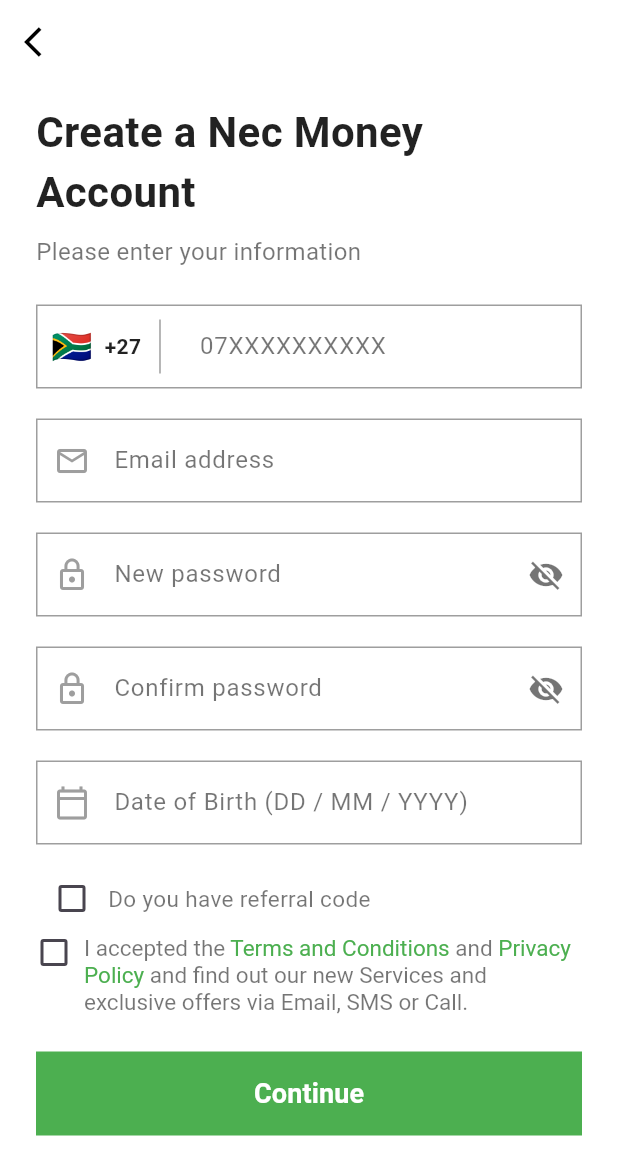
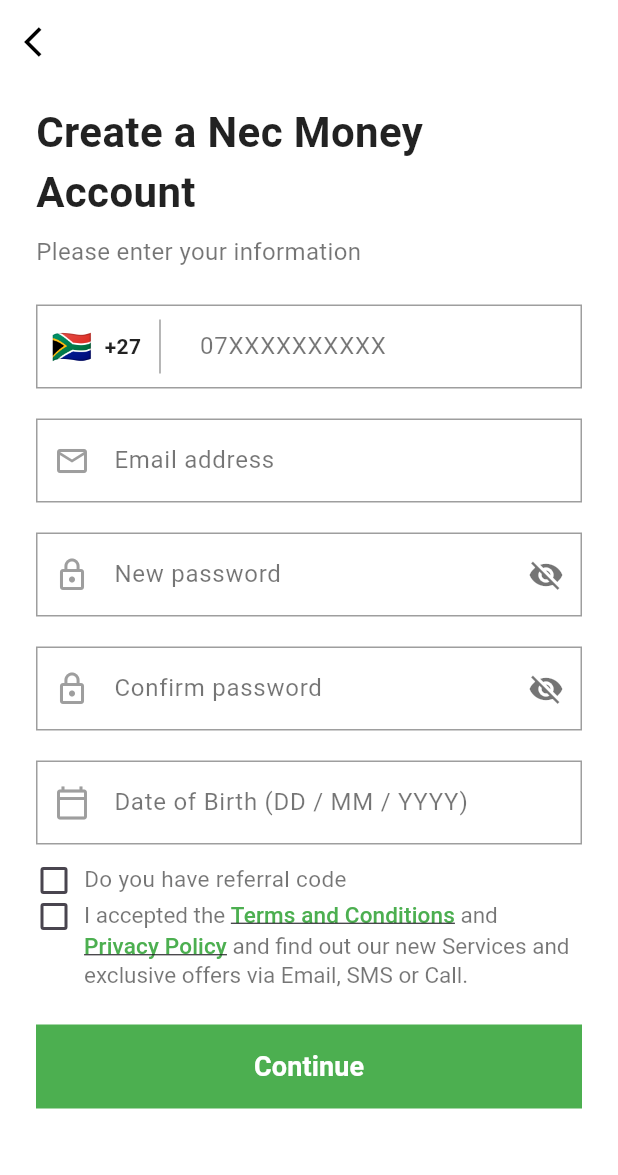
Before and after one commit to RkTushar/nec_app, a Flutter app: the SignupScreen2 screen opened directly, on a phone screen of 412 x 824 dp. Shown: the top 1175 px of the screen. Run offline on Flutter 3.47's test engine with Material 3 defaults, Android fonts, the phone set to English and light mode, and no system bars.

Commit message:
Update signup_screen_2.dart

```diff
--- a/nec_app/lib/screens/auth/signup_screen_2.dart
+++ b/nec_app/lib/screens/auth/signup_screen_2.dart
@@ -29,6 +29,7 @@ class _SignupScreen2State extends State<SignupScreen2> {
       TextEditingController();
   final TextEditingController _dobController = TextEditingController();
   final TextEditingController _referralController = TextEditingController();
+
 
   bool _hasReferral = false;
   bool _acceptedTerms = false;
@@ -245,10 +246,14 @@ class _SignupScreen2State extends State<SignupScreen2> {
                 ),
                 const SizedBox(height: 12),
 
-                // Referral toggle
+                // Referral toggle (aligned with terms row)
                 Row(
+                  crossAxisAlignment: CrossAxisAlignment.start,
                   children: <Widget>[
-                    Checkbox(
+                    SizedBox(
+                      height: 24,
+                      width: 24,
+                      child: Checkbox(
                         value: _hasReferral,
                         activeColor: _primaryGreen,
                         onChanged: (bool? value) {
@@ -257,6 +262,8 @@ class _SignupScreen2State extends State<SignupScreen2> {
                           });
                         },
                       ),
+                    ),
+                    const SizedBox(width: 8),
                     const Expanded(
                       child: Text(
                         'Do you have referral code',
@@ -306,16 +313,60 @@ class _SignupScreen2State extends State<SignupScreen2> {
                             color: Colors.black54,
                             fontSize: 15,
                           ),
-                          children: <TextSpan>[
+                          children: <InlineSpan>[
                             const TextSpan(text: 'I accepted the '),
-                            TextSpan(
-                              text: 'Terms and Conditions',
-                              style: const TextStyle(color: _primaryGreen),
+                            WidgetSpan(
+                              alignment: PlaceholderAlignment.baseline,
+                              baseline: TextBaseline.alphabetic,
+                              child: TextButton(
+                                style: TextButton.styleFrom(
+                                  padding: EdgeInsets.zero,
+                                  minimumSize: const Size(0, 0),
+                                  tapTargetSize: MaterialTapTargetSize.shrinkWrap,
+                                  visualDensity: const VisualDensity(
+                                    horizontal: -4,
+                                    vertical: -4,
+                                  ),
+                                ),
+                                onPressed: () {
+                                  // TODO: Navigate to Terms and Conditions
+                                },
+                                child: const Text(
+                                  'Terms and Conditions',
+                                  style: TextStyle(
+                                    color: _primaryGreen,
+                                    decoration: TextDecoration.underline,
+                                    fontSize: 15,
+                                  ),
+                                ),
+                              ),
                             ),
                             const TextSpan(text: ' and '),
-                            TextSpan(
-                              text: 'Privacy Policy',
-                              style: const TextStyle(color: _primaryGreen),
+                            WidgetSpan(
+                              alignment: PlaceholderAlignment.baseline,
+                              baseline: TextBaseline.alphabetic,
+                              child: TextButton(
+                                style: TextButton.styleFrom(
+                                  padding: EdgeInsets.zero,
+                                  minimumSize: const Size(0, 0),
+                                  tapTargetSize: MaterialTapTargetSize.shrinkWrap,
+                                  visualDensity: const VisualDensity(
+                                    horizontal: -4,
+                                    vertical: -4,
+                                  ),
+                                ),
+                                onPressed: () {
+                                  // TODO: Navigate to Privacy Policy
+                                },
+                                child: const Text(
+                                  'Privacy Policy',
+                                  style: TextStyle(
+                                    color: _primaryGreen,
+                                    decoration: TextDecoration.underline,
+                                    fontSize: 15,
+                                  ),
+                                ),
+                              ),
                             ),
                             const TextSpan(
                               text:
```
Lines whose indentation alone changed are shown as unchanged.
